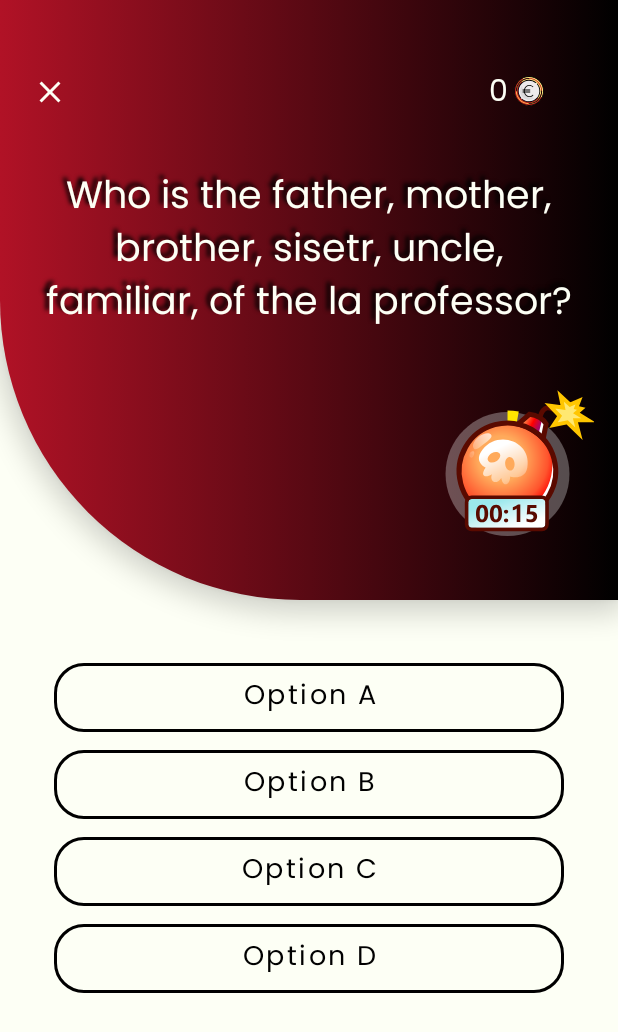
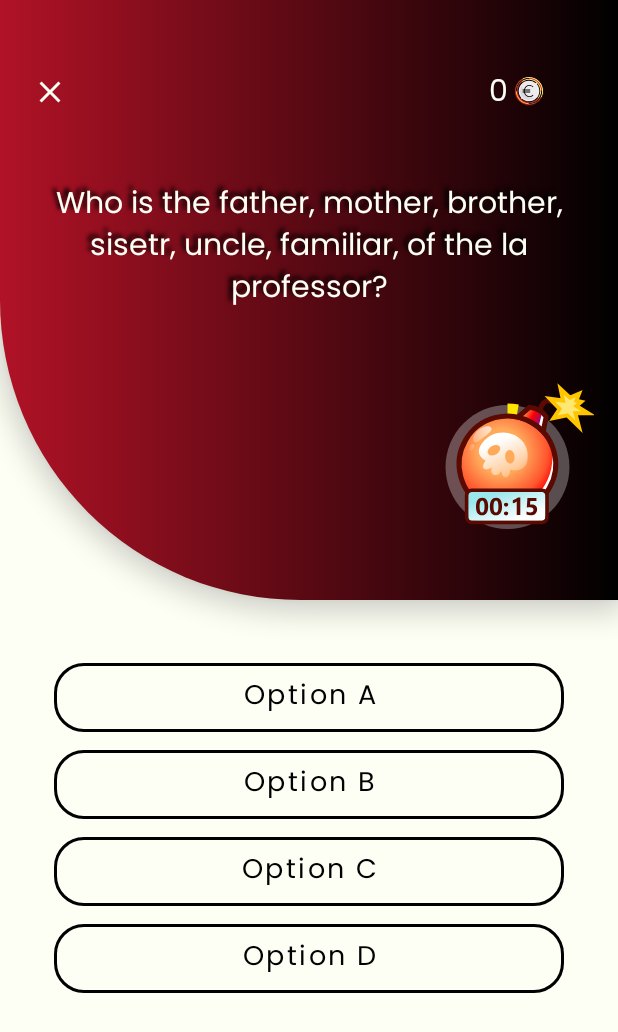
Before and after one commit to chydee/La-Casa-De-Papel, an Android app: the layout game_fragment.xml on its own in the app's theme, with its tools: preview values and no code run, on a phone screen of 412 x 824 dp. Shown: the top 1032 px of the screen. Run offline under Robolectric (Android 15) with nearby library versions, the phone set to English and light mode, and no system bars.

Commit message:
made few UI changes

```diff
--- a/app/src/main/res/layout/game_fragment.xml
+++ b/app/src/main/res/layout/game_fragment.xml
@@ -43,7 +43,7 @@
                 android:layout_width="match_parent"
                 android:layout_height="wrap_content"
                 android:fontFamily="@font/poppins_semibold"
-                android:padding="16dp"
+                android:padding="20dp"
                 android:shadowColor="@color/secondaryTextColor"
                 android:shadowDx="-4"
                 android:shadowDy="-4"
@@ -52,7 +52,7 @@
                 android:textAllCaps="false"
                 android:textAppearance="@style/TextAppearance.MaterialComponents.Headline3"
                 android:textColor="@color/secondaryColor"
-                android:textSize="25sp"
+                android:textSize="20sp"
                 app:layout_constraintBottom_toBottomOf="parent"
                 app:layout_constraintEnd_toEndOf="parent"
                 app:layout_constraintStart_toStartOf="parent"
```
